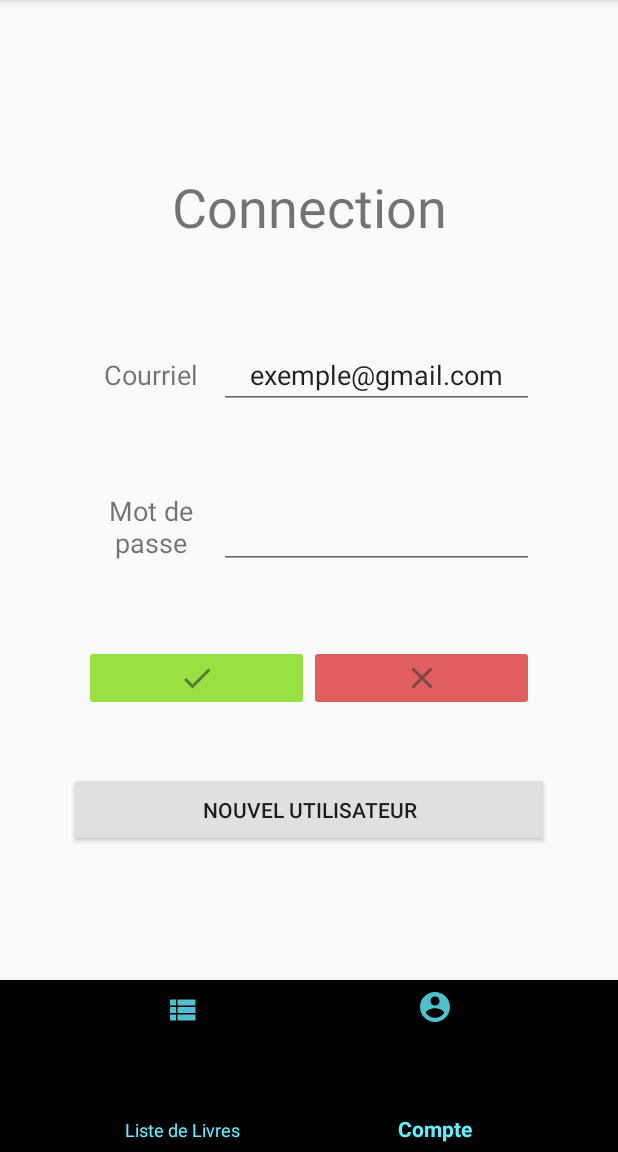
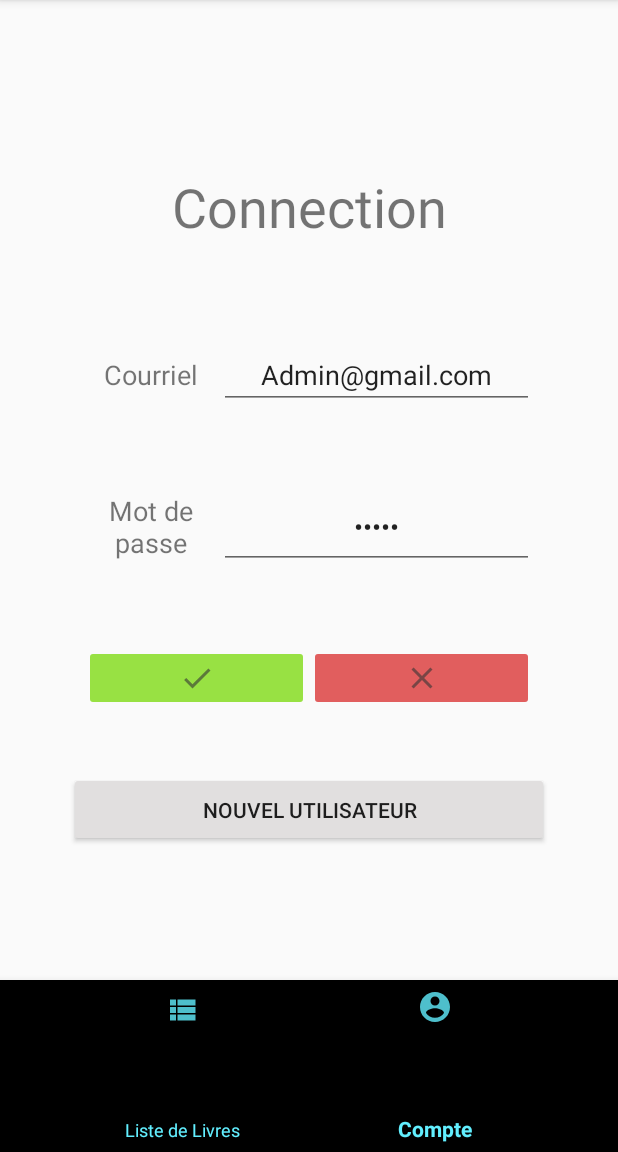
Before and after one commit to Thegametutor101/AndroidProjectBookSales, an Android app: the screen it shows after launch (MainActivity), item 2 of the bottom bar chosen, on a phone screen of 412 x 824 dp, the part 84-1236 px from its top. Run offline under Robolectric (Android 15) with nearby library versions, the light colour scheme and no system bars; 1 statement that could not run was skipped.

Commit message:
Finished login

```diff
--- a/ProjectSession/app/src/main/java/com/example/androidprojectbooksales/InterfaceServeur.java
+++ b/ProjectSession/app/src/main/java/com/example/androidprojectbooksales/InterfaceServeur.java
@@ -1,10 +1,13 @@
 package com.example.androidprojectbooksales;
 
 import com.example.androidprojectbooksales.books.Book;
+import com.example.androidprojectbooksales.user.User;
 
 import org.json.JSONArray;
 import org.json.JSONObject;
 
+import java.lang.reflect.Array;
+import java.util.ArrayList;
 import java.util.List;
 
 import retrofit2.Call;
@@ -53,7 +56,7 @@ public interface InterfaceServeur {
 
     @POST("Management/login.php")
     @FormUrlEncoded
-    Call<String> login(@Field("mobile") String mobile,@Field("email") String emailUser,@Field("password") String passwordUser);
+    Call<String> login(@Field("mobile") String mobile, @Field("email") String emailUser, @Field("password") String passwordUser);
 
     @POST("Management/rentBook.php")
     @FormUrlEncoded
--- a/ProjectSession/app/src/main/java/com/example/androidprojectbooksales/MainActivity.java
+++ b/ProjectSession/app/src/main/java/com/example/androidprojectbooksales/MainActivity.java
@@ -28,9 +28,13 @@ public class MainActivity extends AppCompatActivity implements Login_Fragment.Lo
     Profile_Fragment profileFragment;
     AddBook_Fragment addBookFragment;
 
+
     FragmentManager fragmentManager;
     FragmentTransaction fragmentTransaction;
 
+
+    SharedPreferences pref ;
+    SharedPreferences.Editor editor;
 
 
     @Override
@@ -38,11 +42,11 @@ public class MainActivity extends AppCompatActivity implements Login_Fragment.Lo
         super.onCreate(savedInstanceState);
         setContentView(R.layout.activity_main);
 
-        SharedPreferences pref = getPreferences(MODE_PRIVATE);
-        SharedPreferences.Editor editor = pref.edit();
+        pref= getPreferences(MODE_PRIVATE);
+        editor= pref.edit();
 
         editor.putBoolean("connected", false);
-        editor.putInt("idUser", 0);
+        editor.putInt("idUser", -1);
         editor.commit();
 
         researchFragment = new Research_Fragment();
@@ -54,7 +58,6 @@ public class MainActivity extends AppCompatActivity implements Login_Fragment.Lo
 
         fragmentManager = getSupportFragmentManager();
         bottomNav = findViewById(R.id.bottomNav);
-        //bottomNav.getMenu().getItem(1).setChecked(true);
         fragmentTransaction  = fragmentManager.beginTransaction();
         fragmentTransaction.replace(R.id.flFragment,bookListFragment);
         fragmentTransaction.commit();
@@ -97,6 +100,13 @@ public class MainActivity extends AppCompatActivity implements Login_Fragment.Lo
     }
 
 
+    public void goToProfileFragment(){
+        fragmentTransaction  = fragmentManager.beginTransaction();
+        fragmentTransaction.replace(R.id.flFragment,profileFragment);
+        fragmentTransaction.commit();
+    }
+
+
     public void goToModifyBookFragment(){
         //fragmentTransaction  = fragmentManager.beginTransaction();
         //fragmentTransaction.replace(R.id.flFragment,addUserFragment);
@@ -109,4 +119,20 @@ public class MainActivity extends AppCompatActivity implements Login_Fragment.Lo
         //fragmentTransaction.replace(R.id.flFragment,addUserFragment);
         //fragmentTransaction.commit();
     }
+
+
+    public void setLoginInfo(int idUser){
+        editor.putBoolean("connected", true);
+        editor.putInt("idUser", idUser);
+        editor.commit();
+    }
+
+    public int getIdUser(){
+        return pref.getInt("idUser",-1);
+    }
+
+    public boolean getConnectedUser(){
+        return pref.getBoolean("connected", false);
+    }
+
 }
--- a/ProjectSession/app/src/main/java/com/example/androidprojectbooksales/user/Login_Fragment.java
+++ b/ProjectSession/app/src/main/java/com/example/androidprojectbooksales/user/Login_Fragment.java
@@ -19,6 +19,13 @@ import com.example.androidprojectbooksales.InterfaceServeur;
 import com.example.androidprojectbooksales.R;
 import com.example.androidprojectbooksales.RetrofitInstance;
 
+import org.json.JSONArray;
+import org.json.JSONObject;
+
+import java.lang.reflect.Array;
+import java.util.ArrayList;
+import java.util.List;
+
 import retrofit2.Call;
 import retrofit2.Callback;
 import retrofit2.Response;
@@ -31,6 +38,8 @@ public class Login_Fragment extends Fragment {
     LoginInterface loginInterface;
     EditText etEmail, etPassword;
 
+
+
     public Login_Fragment() {
         // Required empty public constructor
     }
@@ -38,6 +47,8 @@ public class Login_Fragment extends Fragment {
     public interface LoginInterface
     {
         void goToAddUserFragment();
+        void  setLoginInfo(int idUser);
+        void goToProfileFragment();
     }
 
     @Override
@@ -107,9 +118,8 @@ public class Login_Fragment extends Fragment {
         loginCall.enqueue(new Callback<String>() {
             @Override
             public void onResponse(Call<String> call, Response<String> response) {
-                String test=response.toString();
-                Toast.makeText(getActivity(), response.toString(), Toast.LENGTH_SHORT).show();
-                Toast.makeText(getActivity(),"Utilisateur connecté", Toast.LENGTH_SHORT).show();
+                loginInterface.setLoginInfo(Integer.parseInt(response.body()));
+                loginInterface.goToProfileFragment();
             }
 
             @Override
--- a/ProjectSession/app/src/main/res/layout/login_fragment.xml
+++ b/ProjectSession/app/src/main/res/layout/login_fragment.xml
@@ -50,7 +50,7 @@
             android:ems="10"
             android:gravity="center|center_horizontal|center_vertical"
             android:inputType="textPersonName"
-            android:text="exemple@gmail.com"
+            android:text="Admin@gmail.com"
             android:textSize="18sp" />
     </LinearLayout>
 
@@ -82,6 +82,7 @@
             android:ems="10"
             android:gravity="center|center_horizontal|center_vertical"
             android:inputType="textPassword"
+            android:text="Admin"
             android:textSize="18sp" />
     </LinearLayout>
 
```
